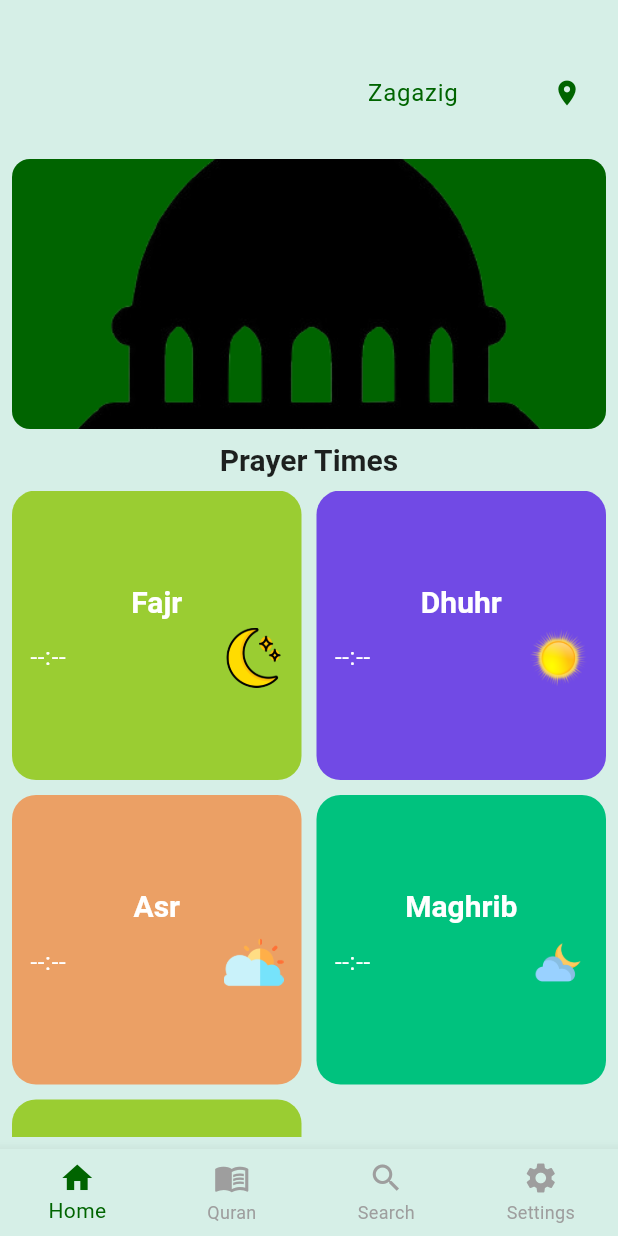
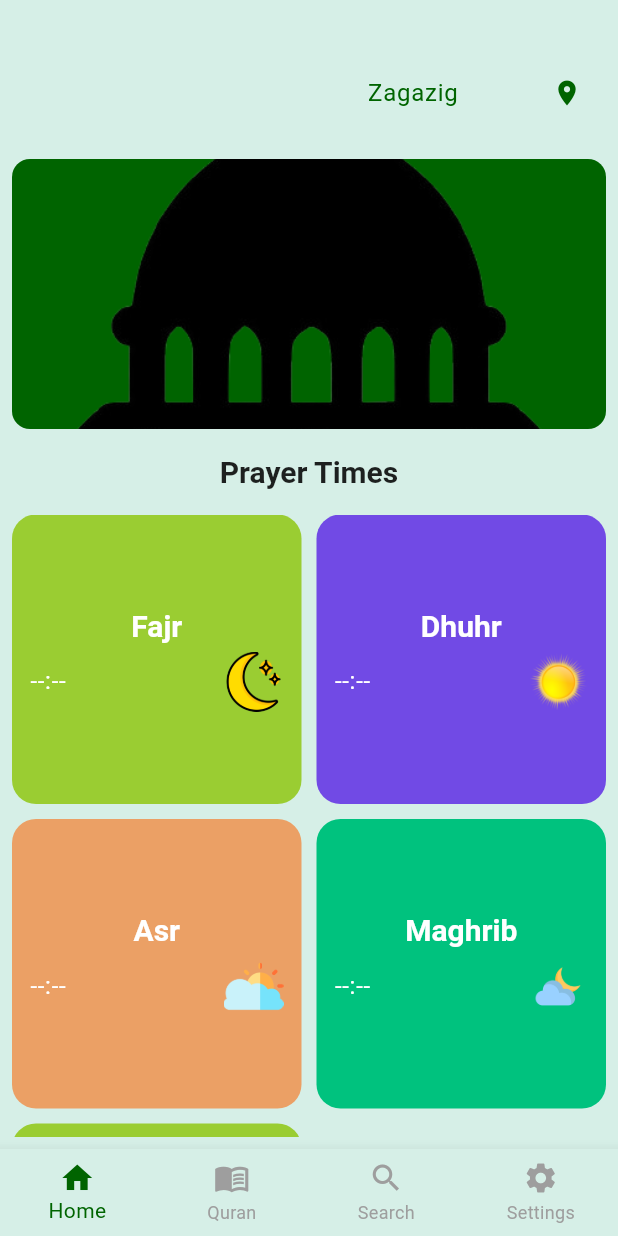
Before and after one commit to yyBasiony/Quran-App, a Flutter app: the screen it shows after launch, after a tap on "لنبدأ", after a tap on "Zagazig", after a tap on "Suez", on a phone screen of 412 x 824 dp. Run offline on Flutter 3.47's test engine with Material 3 defaults, Android fonts, the phone set to English and light mode, and no system bars; our stand-ins replace audioplayers, hive, hive_flutter, shared_preferences; accounts and stored records are empty; network calls fail; Roboto replaces fonts that are missing (Cairo).

Commit message:
update screens

```diff
--- a/lib/presentation/main/home/prayer_time_page.dart
+++ b/lib/presentation/main/home/prayer_time_page.dart
@@ -67,6 +67,7 @@ class PrayerTimesPage extends StatelessWidget {
                     provider.nextPrayer,
                     style: textTheme.titleLarge?.copyWith(color: AppColors.onPrimary),
                   ),
+                  const SizedBox(height: 8),
                   Text(
                     provider.nextPrayerTime,
                     style: textTheme.titleLarge?.copyWith(
@@ -78,7 +79,7 @@ class PrayerTimesPage extends StatelessWidget {
               ),
             ),
             Padding(
-              padding: const EdgeInsets.all(8.0),
+              padding: const EdgeInsets.symmetric(vertical: 16),
               child: Text(
                 "Prayer Times",
                 style: textTheme.titleLarge?.copyWith(
--- a/lib/presentation/main/home/surah_list_screen.dart
+++ b/lib/presentation/main/home/surah_list_screen.dart
@@ -24,9 +24,7 @@ class SurahListScreen extends StatelessWidget {
         builder: (context, provider, child) {
           if (provider.isLoading) {
             return const Center(
-              child: CircularProgressIndicator(
-                color: AppColors.primary,
-              ),
+              child: CircularProgressIndicator(color: AppColors.primary),
             );
           }
 
--- a/lib/presentation/main/home/widgets/city_dropdown.dart
+++ b/lib/presentation/main/home/widgets/city_dropdown.dart
@@ -19,47 +19,31 @@ class CityDropdown extends StatelessWidget {
     final textTheme = theme.textTheme;
     final isDark = theme.brightness == Brightness.dark;
 
-    final dropdownColor = isDark ? AppColors.darkInputFill : AppColors.white;
-    final textColor = isDark ? AppColors.darkTextPrimary : AppColors.textPrimary;
-
     return Align(
       alignment: Alignment.centerRight,
       child: Padding(
         padding: const EdgeInsets.only(right: 16),
-        child: Row(
-          mainAxisSize: MainAxisSize.min,
-          children: [
-            DropdownButton<String>(
+        child: DropdownButton<String>(
           value: selectedCity,
-              icon: Icon(
-                Icons.location_on,
-                color: AppColors.primary,
-                size: 20,
-              ),
-              dropdownColor: dropdownColor,
+          icon: Icon(Icons.location_on, color: AppColors.primary, size: 20),
+          dropdownColor: isDark ? AppColors.darkInputFill : AppColors.white,
           style: textTheme.bodyLarge?.copyWith(
-                color: textColor,
+            color: isDark ? AppColors.darkTextPrimary : AppColors.textPrimary,
             fontWeight: FontWeight.bold,
           ),
-              underline: Container(height: 0),
+          underline: const SizedBox(),
           onChanged: (String? newValue) {
-                if (newValue != null) {
-                  onCityChanged(newValue);
-                }
+            if (newValue != null) onCityChanged(newValue);
           },
-              items: cities.map<DropdownMenuItem<String>>((String city) {
+          items: cities.map((city) {
             return DropdownMenuItem<String>(
               value: city,
               child: Text(
                 city,
-                    style: textTheme.bodyLarge?.copyWith(
-                      color: AppColors.primary,
-                    ),
+                style: textTheme.bodyLarge?.copyWith(color: AppColors.primary),
               ),
             );
           }).toList(),
-            ),
-          ],
         ),
       ),
     );
--- a/lib/presentation/main/home/widgets/prayer_card.dart
+++ b/lib/presentation/main/home/widgets/prayer_card.dart
@@ -13,23 +13,21 @@ class PrayerCard extends StatelessWidget {
     required this.color,
   });
 
-  String getPrayerImage(String prayerName) {
-    final Map<String, String> prayerImages = {
+  String getPrayerImage(String name) {
+    const images = {
       "Fajr": AppAssets.Fajr,
       "Dhuhr": AppAssets.Dhuhr,
       "Asr": AppAssets.Asr,
       "Maghrib": AppAssets.Maghrib,
       "Isha": AppAssets.Isha,
     };
-
-    return prayerImages[prayerName] ?? AppAssets.Isha;
+    return images[name] ?? AppAssets.Isha;
   }
 
   @override
   Widget build(BuildContext context) {
     final theme = Theme.of(context);
     final textTheme = theme.textTheme;
-
     final textColor = theme.brightness == Brightness.dark ? Colors.white70 : Colors.white;
 
     return Container(
@@ -41,27 +39,16 @@ class PrayerCard extends StatelessWidget {
       child: Column(
         mainAxisAlignment: MainAxisAlignment.center,
         children: [
-          Text(
-            name,
-            style: textTheme.titleLarge?.copyWith(
-              color: textColor,
-            ),
-          ),
+          Text(name, style: textTheme.titleLarge?.copyWith(color: textColor)),
           const SizedBox(height: 5),
           Row(
             children: [
-              Text(
-                time,
-                style: textTheme.bodyLarge?.copyWith(
-                  color: textColor,
-                ),
-              ),
+              Text(time, style: textTheme.bodyLarge?.copyWith(color: textColor)),
               const Spacer(),
               Image.asset(
                 getPrayerImage(name),
                 width: 40,
                 height: 40,
-                fit: BoxFit.cover,
               ),
             ],
           ),
--- a/lib/presentation/main/home/widgets/surah_card.dart
+++ b/lib/presentation/main/home/widgets/surah_card.dart
@@ -12,7 +12,6 @@ class SurahCard extends StatelessWidget {
   Widget build(BuildContext context) {
     final theme = Theme.of(context);
     final textTheme = theme.textTheme;
-
     final avatarTextColor = theme.brightness == Brightness.dark ? Colors.white70 : Colors.white;
 
     return ListTile(
--- a/lib/presentation/start_screen.dart
+++ b/lib/presentation/start_screen.dart
@@ -10,7 +10,6 @@ class StartScreen extends StatelessWidget {
 
   @override
   Widget build(BuildContext context) {
-    final startProvider = Provider.of<StartProvider>(context);
     final theme = Theme.of(context);
     final textTheme = theme.textTheme;
 
@@ -38,7 +37,9 @@ class StartScreen extends StatelessWidget {
                   margin: const EdgeInsets.symmetric(horizontal: 24),
                   padding: const EdgeInsets.all(24),
                   decoration: BoxDecoration(
-                    color: theme.brightness == Brightness.dark ? Colors.grey[900] : AppColors.white,
+                    color: theme.brightness == Brightness.dark
+                        ? Colors.grey[900]
+                        : AppColors.white,
                     borderRadius: BorderRadius.circular(32),
                   ),
                   child: Column(
@@ -56,18 +57,24 @@ class StartScreen extends StatelessWidget {
                         style: textTheme.bodyMedium?.copyWith(height: 1.5),
                       ),
                       const SizedBox(height: 20),
-                      ElevatedButton(
+                      Consumer<StartProvider>(
+                        builder: (context, startProvider, _) {
+                          return ElevatedButton(
                             onPressed: startProvider.isLoading
                                 ? null
                                 : () {
                                     startProvider.startApp(
                                       context,
-                                    () =>
-Navigator.pushReplacementNamed(context, AppRoutes.mainScreen));
+                                      () => Navigator.pushReplacementNamed(
+                                        context,
+                                        AppRoutes.mainScreen,
+                                      ),
+                                    );
                                   },
                             style: ElevatedButton.styleFrom(
                               backgroundColor: AppColors.primary,
-                          padding: const EdgeInsets.symmetric(horizontal: 32, vertical: 12),
+                              padding: const EdgeInsets.symmetric(
+                                  horizontal: 32, vertical: 12),
                               shape: RoundedRectangleBorder(
                                 borderRadius: BorderRadius.circular(24),
                               ),
@@ -77,12 +84,14 @@ Navigator.pushReplacementNamed(context, AppRoutes.mainScreen));
                                     color: AppColors.white,
                                   )
                                 : Text(
-                                "لنبدأ  ",
+                                    "لنبدأ",
                                     style: textTheme.bodyLarge?.copyWith(
                                       color: AppColors.white,
                                       fontWeight: FontWeight.bold,
                                     ),
                                   ),
+                          );
+                        },
                       ),
                     ],
                   ),
--- a/lib/providers/prayer_times_provider.dart
+++ b/lib/providers/prayer_times_provider.dart
@@ -6,6 +6,7 @@ import '../presentation/main/home/widgets/logic_methods.dart';
 
 class PrayerTimesProvider with ChangeNotifier {
   final PrayerTimesService _prayerService = PrayerTimesService();
+
   PrayerTimesModel? _prayerTimes;
   String _selectedCity = 'Zagazig';
   String _nextPrayer = "";
@@ -31,9 +32,9 @@ class PrayerTimesProvider with ChangeNotifier {
     final times = await LogicMethods.fetchPrayerTimes(_prayerService, _selectedCity);
     if (times != null) {
       _prayerTimes = times;
-      var nextPrayerData = LogicMethods.getNextPrayerTime(times);
-      _nextPrayer = nextPrayerData["name"]!;
-      _nextPrayerTime = nextPrayerData["time"]!;
+      final next = LogicMethods.getNextPrayerTime(times);
+      _nextPrayer = next["name"] ?? "";
+      _nextPrayerTime = next["time"] ?? "";
       notifyListeners();
     }
   }
```
Also changed, not shown: lib/presentation/main/home/surah_details_screen.dart (+55 -45 lines), lib/providers/surah_detail_provider.dart (+8 -9 lines). Lines whose indentation alone changed are shown as unchanged.
